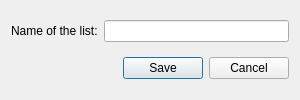
This is Form/DialogEditStaticPlayList.ui in isuhao/TMediaPlayer as Qt 5 draws it before an edit. The edited form follows.
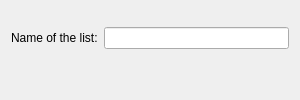
This is the edited form.

```diff
--- a/Form/DialogEditStaticPlayList.ui
+++ b/Form/DialogEditStaticPlayList.ui
@@ -24,14 +24,7 @@
   </property>
   <layout class="QGridLayout" name="gridLayout">
    <item row="1" column="0" colspan="2">
-    <widget class="QDialogButtonBox" name="buttonBox">
-     <property name="orientation">
-      <enum>Qt::Horizontal</enum>
-     </property>
-     <property name="standardButtons">
-      <set>QDialogButtonBox::Cancel|QDialogButtonBox::Save</set>
-     </property>
-    </widget>
+    <widget class="QDialogButtonBox" name="buttonBox"/>
    </item>
    <item row="0" column="0">
     <widget class="QLabel" name="lblName">
```
